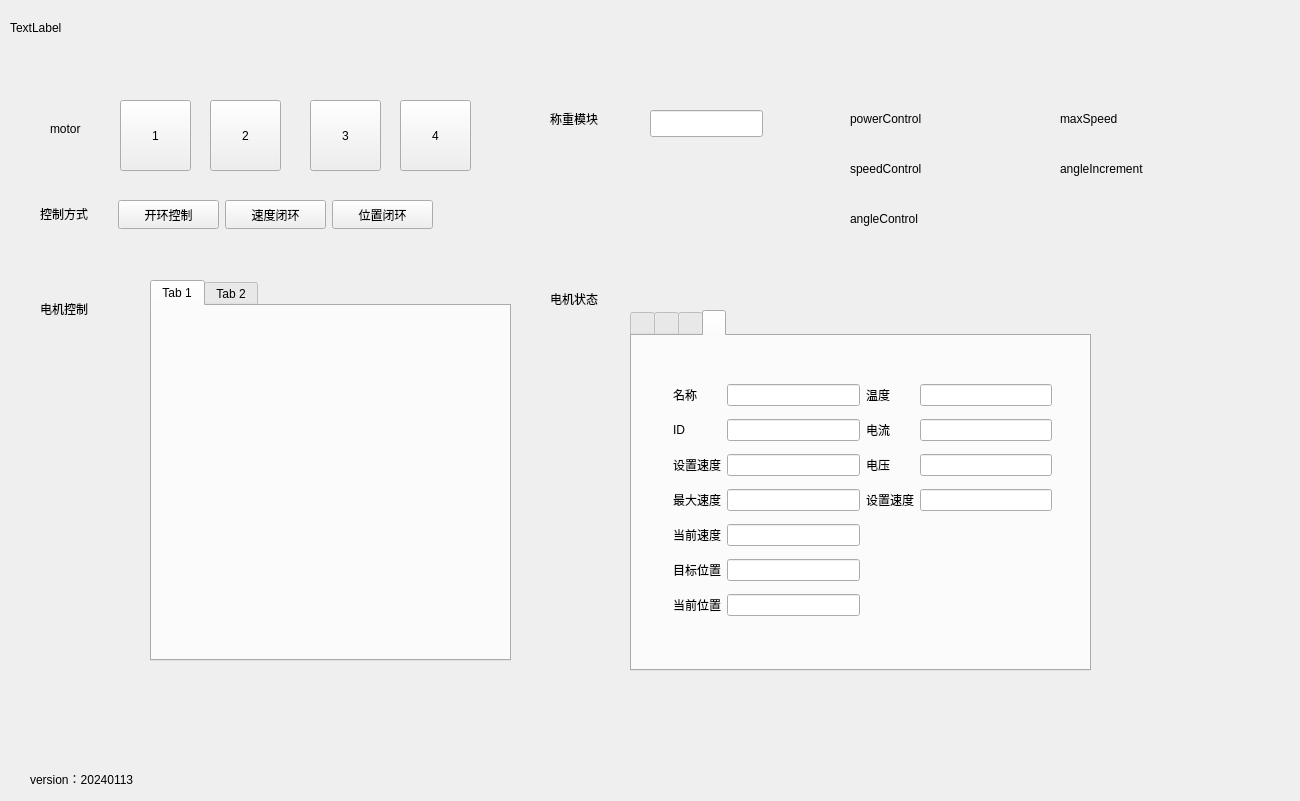
Mr-tang0/Qt_based_MG_stepper_motor_operating_system, file widget.ui: the form before one commit.
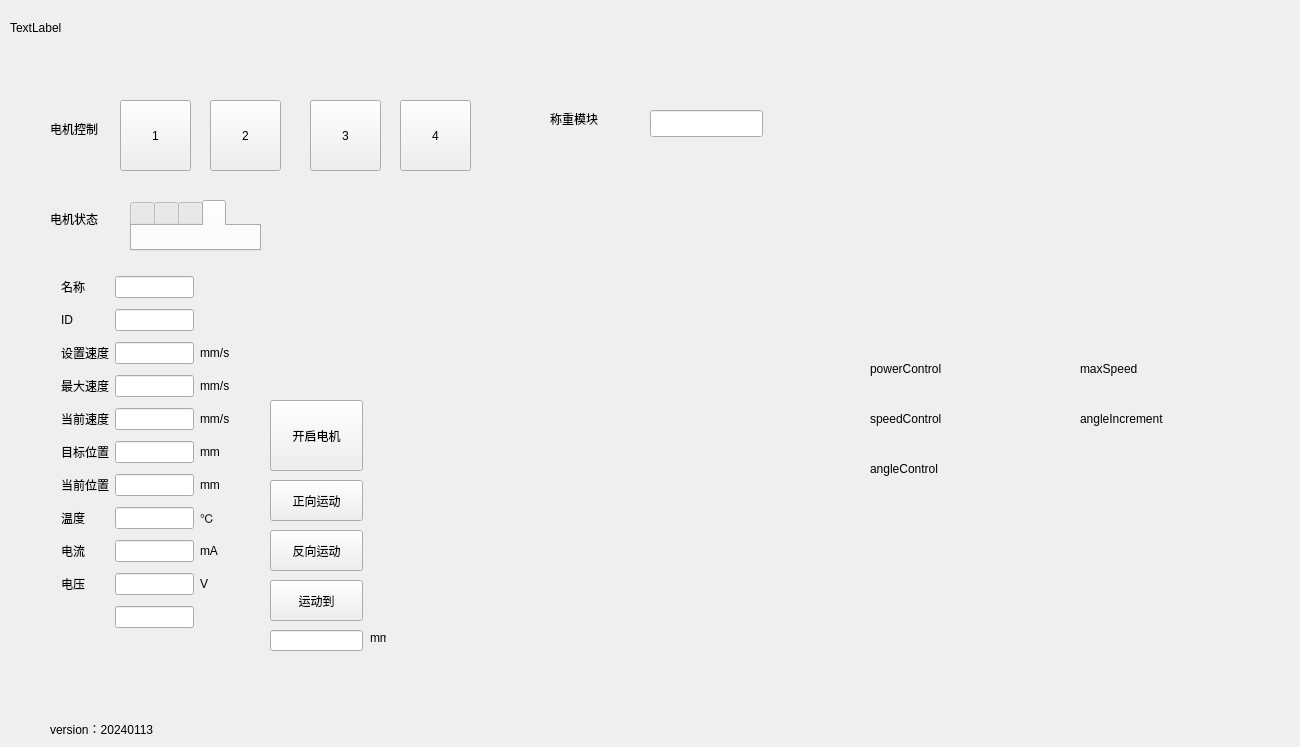
The form after the commit. The open tabs and pages were chosen to show the change.

Commit message:
motor日志，motor的初始化
1、添加了motor日志文件
2、对日志文件进行读出和写入
3、按钮闪烁函数

Diff of the .ui file:
```diff
--- a/widget.ui
+++ b/widget.ui
@@ -7,7 +7,7 @@
     <x>0</x>
     <y>0</y>
     <width>1300</width>
-    <height>801</height>
+    <height>747</height>
    </rect>
   </property>
   <property name="windowTitle">
@@ -78,63 +78,11 @@
     <string>3</string>
    </property>
   </widget>
-  <widget class="QLabel" name="label_2">
-   <property name="geometry">
-    <rect>
-     <x>40</x>
-     <y>205</y>
-     <width>72</width>
-     <height>18</height>
-    </rect>
-   </property>
-   <property name="text">
-    <string>控制方式</string>
-   </property>
-  </widget>
-  <widget class="QPushButton" name="pushButton_5">
-   <property name="geometry">
-    <rect>
-     <x>118</x>
-     <y>200</y>
-     <width>101</width>
-     <height>29</height>
-    </rect>
-   </property>
-   <property name="text">
-    <string>开环控制</string>
-   </property>
-  </widget>
-  <widget class="QPushButton" name="pushButton_6">
-   <property name="geometry">
-    <rect>
-     <x>225</x>
-     <y>200</y>
-     <width>101</width>
-     <height>29</height>
-    </rect>
-   </property>
-   <property name="text">
-    <string>速度闭环</string>
-   </property>
-  </widget>
-  <widget class="QPushButton" name="pushButton_7">
-   <property name="geometry">
-    <rect>
-     <x>332</x>
-     <y>200</y>
-     <width>101</width>
-     <height>29</height>
-    </rect>
-   </property>
-   <property name="text">
-    <string>位置闭环</string>
-   </property>
-  </widget>
   <widget class="QLabel" name="label_3">
    <property name="geometry">
     <rect>
-     <x>850</x>
-     <y>110</y>
+     <x>870</x>
+     <y>360</y>
      <width>131</width>
      <height>18</height>
     </rect>
@@ -146,8 +94,8 @@
   <widget class="QLabel" name="label_4">
    <property name="geometry">
     <rect>
-     <x>850</x>
-     <y>160</y>
+     <x>870</x>
+     <y>410</y>
      <width>131</width>
      <height>18</height>
     </rect>
@@ -159,8 +107,8 @@
   <widget class="QLabel" name="label_5">
    <property name="geometry">
     <rect>
-     <x>850</x>
-     <y>210</y>
+     <x>870</x>
+     <y>460</y>
      <width>131</width>
      <height>18</height>
     </rect>
@@ -172,8 +120,8 @@
   <widget class="QLabel" name="label_6">
    <property name="geometry">
     <rect>
-     <x>1060</x>
-     <y>110</y>
+     <x>1080</x>
+     <y>360</y>
      <width>131</width>
      <height>18</height>
     </rect>
@@ -185,8 +133,8 @@
   <widget class="QLabel" name="label_7">
    <property name="geometry">
     <rect>
-     <x>1060</x>
-     <y>160</y>
+     <x>1080</x>
+     <y>410</y>
      <width>131</width>
      <height>18</height>
     </rect>
@@ -198,542 +146,54 @@
   <widget class="QTabWidget" name="motorTab">
    <property name="geometry">
     <rect>
-     <x>630</x>
-     <y>310</y>
-     <width>461</width>
-     <height>361</height>
+     <x>130</x>
+     <y>200</y>
+     <width>131</width>
+     <height>51</height>
     </rect>
    </property>
    <property name="currentIndex">
-    <number>0</number>
+    <number>3</number>
    </property>
    <widget class="QWidget" name="tab_8">
     <attribute name="title">
      <string/>
     </attribute>
-    <widget class="QWidget" name="">
+    <widget class="QLabel" name="label_88">
      <property name="geometry">
       <rect>
-       <x>30</x>
-       <y>30</y>
-       <width>401</width>
-       <height>271</height>
+       <x>299</x>
+       <y>108</y>
+       <width>32</width>
+       <height>16</height>
       </rect>
      </property>
-     <layout class="QGridLayout" name="gridLayout">
-      <item row="2" column="1">
-       <widget class="QLineEdit" name="setSpeed_1"/>
-      </item>
-      <item row="2" column="2">
-       <widget class="QLabel" name="label_22">
-        <property name="text">
-         <string>电压</string>
-        </property>
-       </widget>
-      </item>
-      <item row="0" column="2">
-       <widget class="QLabel" name="label_23">
-        <property name="text">
-         <string>温度</string>
-        </property>
-       </widget>
-      </item>
-      <item row="0" column="0">
-       <widget class="QLabel" name="label_14">
-        <property name="text">
-         <string>名称</string>
-        </property>
-       </widget>
-      </item>
-      <item row="6" column="0">
-       <widget class="QLabel" name="label_12">
-        <property name="text">
-         <string>当前位置</string>
-        </property>
-       </widget>
-      </item>
-      <item row="1" column="0">
-       <widget class="QLabel" name="label_11">
-        <property name="text">
-         <string>ID</string>
-        </property>
-       </widget>
-      </item>
-      <item row="5" column="1">
-       <widget class="QLineEdit" name="setPositon_1"/>
-      </item>
-      <item row="3" column="0">
-       <widget class="QLabel" name="label_9">
-        <property name="text">
-         <string>最大速度</string>
-        </property>
-       </widget>
-      </item>
-      <item row="0" column="3">
-       <widget class="QLineEdit" name="tempreture_1"/>
-      </item>
-      <item row="3" column="2">
-       <widget class="QLabel" name="label_17">
-        <property name="text">
-         <string>设置速度</string>
-        </property>
-       </widget>
-      </item>
-      <item row="2" column="0">
-       <widget class="QLabel" name="label_8">
-        <property name="text">
-         <string>设置速度</string>
-        </property>
-       </widget>
-      </item>
-      <item row="5" column="0">
-       <widget class="QLabel" name="label_10">
-        <property name="text">
-         <string>目标位置</string>
-        </property>
-       </widget>
-      </item>
-      <item row="1" column="1">
-       <widget class="QLineEdit" name="motorID_1"/>
-      </item>
-      <item row="4" column="1">
-       <widget class="QLineEdit" name="currentSpeed_1"/>
-      </item>
-      <item row="0" column="1">
-       <widget class="QLineEdit" name="motorName_1"/>
-      </item>
-      <item row="6" column="1">
-       <widget class="QLineEdit" name="currentPosition_1"/>
-      </item>
-      <item row="1" column="2">
-       <widget class="QLabel" name="label_19">
-        <property name="text">
-         <string>电流</string>
-        </property>
-       </widget>
-      </item>
-      <item row="3" column="1">
-       <widget class="QLineEdit" name="maxSpeed_1"/>
-      </item>
-      <item row="4" column="0">
-       <widget class="QLabel" name="label_13">
-        <property name="text">
-         <string>当前速度</string>
-        </property>
-       </widget>
-      </item>
-      <item row="1" column="3">
-       <widget class="QLineEdit" name="current_1"/>
-      </item>
-      <item row="2" column="3">
-       <widget class="QLineEdit" name="voltage_1"/>
-      </item>
-      <item row="3" column="3">
-       <widget class="QLineEdit" name="lineEdit"/>
-      </item>
-     </layout>
+     <property name="text">
+      <string>    </string>
+     </property>
     </widget>
    </widget>
    <widget class="QWidget" name="tab_9">
     <attribute name="title">
      <string/>
     </attribute>
-    <widget class="QWidget" name="layoutWidget">
-     <property name="geometry">
-      <rect>
-       <x>30</x>
-       <y>30</y>
-       <width>401</width>
-       <height>271</height>
-      </rect>
-     </property>
-     <layout class="QGridLayout" name="gridLayout_2">
-      <item row="2" column="1">
-       <widget class="QLineEdit" name="setSpeed_2"/>
-      </item>
-      <item row="2" column="2">
-       <widget class="QLabel" name="label_24">
-        <property name="text">
-         <string>电压</string>
-        </property>
-       </widget>
-      </item>
-      <item row="0" column="2">
-       <widget class="QLabel" name="label_25">
-        <property name="text">
-         <string>温度</string>
-        </property>
-       </widget>
-      </item>
-      <item row="0" column="0">
-       <widget class="QLabel" name="label_20">
-        <property name="text">
-         <string>名称</string>
-        </property>
-       </widget>
-      </item>
-      <item row="6" column="0">
-       <widget class="QLabel" name="label_21">
-        <property name="text">
-         <string>当前位置</string>
-        </property>
-       </widget>
-      </item>
-      <item row="1" column="0">
-       <widget class="QLabel" name="label_26">
-        <property name="text">
-         <string>ID</string>
-        </property>
-       </widget>
-      </item>
-      <item row="5" column="1">
-       <widget class="QLineEdit" name="setPositon_2"/>
-      </item>
-      <item row="3" column="0">
-       <widget class="QLabel" name="label_27">
-        <property name="text">
-         <string>最大速度</string>
-        </property>
-       </widget>
-      </item>
-      <item row="0" column="3">
-       <widget class="QLineEdit" name="tempreture_2"/>
-      </item>
-      <item row="3" column="2">
-       <widget class="QLabel" name="label_28">
-        <property name="text">
-         <string>设置速度</string>
-        </property>
-       </widget>
-      </item>
-      <item row="2" column="0">
-       <widget class="QLabel" name="label_29">
-        <property name="text">
-         <string>设置速度</string>
-        </property>
-       </widget>
-      </item>
-      <item row="5" column="0">
-       <widget class="QLabel" name="label_30">
-        <property name="text">
-         <string>目标位置</string>
-        </property>
-       </widget>
-      </item>
-      <item row="1" column="1">
-       <widget class="QLineEdit" name="motorID_2"/>
-      </item>
-      <item row="4" column="1">
-       <widget class="QLineEdit" name="currentSpeed_2"/>
-      </item>
-      <item row="0" column="1">
-       <widget class="QLineEdit" name="motorName_2"/>
-      </item>
-      <item row="6" column="1">
-       <widget class="QLineEdit" name="currentPosition_2"/>
-      </item>
-      <item row="1" column="2">
-       <widget class="QLabel" name="label_31">
-        <property name="text">
-         <string>电流</string>
-        </property>
-       </widget>
-      </item>
-      <item row="3" column="1">
-       <widget class="QLineEdit" name="maxSpeed_2"/>
-      </item>
-      <item row="4" column="0">
-       <widget class="QLabel" name="label_32">
-        <property name="text">
-         <string>当前速度</string>
-        </property>
-       </widget>
-      </item>
-      <item row="1" column="3">
-       <widget class="QLineEdit" name="current_2"/>
-      </item>
-      <item row="2" column="3">
-       <widget class="QLineEdit" name="voltage_2"/>
-      </item>
-      <item row="3" column="3">
-       <widget class="QLineEdit" name="lineEdit_2"/>
-      </item>
-     </layout>
-    </widget>
    </widget>
    <widget class="QWidget" name="tab_10">
     <attribute name="title">
      <string/>
     </attribute>
-    <widget class="QWidget" name="layoutWidget_2">
-     <property name="geometry">
-      <rect>
-       <x>30</x>
-       <y>30</y>
-       <width>401</width>
-       <height>271</height>
-      </rect>
-     </property>
-     <layout class="QGridLayout" name="gridLayout_3">
-      <item row="2" column="1">
-       <widget class="QLineEdit" name="setSpeed_3"/>
-      </item>
-      <item row="2" column="2">
-       <widget class="QLabel" name="label_33">
-        <property name="text">
-         <string>电压</string>
-        </property>
-       </widget>
-      </item>
-      <item row="0" column="2">
-       <widget class="QLabel" name="label_34">
-        <property name="text">
-         <string>温度</string>
-        </property>
-       </widget>
-      </item>
-      <item row="0" column="0">
-       <widget class="QLabel" name="label_35">
-        <property name="text">
-         <string>名称</string>
-        </property>
-       </widget>
-      </item>
-      <item row="6" column="0">
-       <widget class="QLabel" name="label_36">
-        <property name="text">
-         <string>当前位置</string>
-        </property>
-       </widget>
-      </item>
-      <item row="1" column="0">
-       <widget class="QLabel" name="label_37">
-        <property name="text">
-         <string>ID</string>
-        </property>
-       </widget>
-      </item>
-      <item row="5" column="1">
-       <widget class="QLineEdit" name="setPositon_3"/>
-      </item>
-      <item row="3" column="0">
-       <widget class="QLabel" name="label_38">
-        <property name="text">
-         <string>最大速度</string>
-        </property>
-       </widget>
-      </item>
-      <item row="0" column="3">
-       <widget class="QLineEdit" name="tempreture_3"/>
-      </item>
-      <item row="3" column="2">
-       <widget class="QLabel" name="label_39">
-        <property name="text">
-         <string>设置速度</string>
-        </property>
-       </widget>
-      </item>
-      <item row="2" column="0">
-       <widget class="QLabel" name="label_40">
-        <property name="text">
-         <string>设置速度</string>
-        </property>
-       </widget>
-      </item>
-      <item row="5" column="0">
-       <widget class="QLabel" name="label_41">
-        <property name="text">
-         <string>目标位置</string>
-        </property>
-       </widget>
-      </item>
-      <item row="1" column="1">
-       <widget class="QLineEdit" name="motorID_3"/>
-      </item>
-      <item row="4" column="1">
-       <widget class="QLineEdit" name="currentSpeed_3"/>
-      </item>
-      <item row="0" column="1">
-       <widget class="QLineEdit" name="motorName_3"/>
-      </item>
-      <item row="6" column="1">
-       <widget class="QLineEdit" name="currentPosition_3"/>
-      </item>
-      <item row="1" column="2">
-       <widget class="QLabel" name="label_42">
-        <property name="text">
-         <string>电流</string>
-        </property>
-       </widget>
-      </item>
-      <item row="3" column="1">
-       <widget class="QLineEdit" name="maxSpeed_3"/>
-      </item>
-      <item row="4" column="0">
-       <widget class="QLabel" name="label_43">
-        <property name="text">
-         <string>当前速度</string>
-        </property>
-       </widget>
-      </item>
-      <item row="1" column="3">
-       <widget class="QLineEdit" name="current_3"/>
-      </item>
-      <item row="2" column="3">
-       <widget class="QLineEdit" name="voltage_3"/>
-      </item>
-      <item row="3" column="3">
-       <widget class="QLineEdit" name="lineEdit_3"/>
-      </item>
-     </layout>
-    </widget>
    </widget>
    <widget class="QWidget" name="tab">
     <attribute name="title">
      <string/>
     </attribute>
-    <widget class="QWidget" name="layoutWidget_3">
-     <property name="geometry">
-      <rect>
-       <x>30</x>
-       <y>30</y>
-       <width>401</width>
-       <height>271</height>
-      </rect>
-     </property>
-     <layout class="QGridLayout" name="gridLayout_4">
-      <item row="2" column="1">
-       <widget class="QLineEdit" name="setSpeed_4"/>
-      </item>
-      <item row="2" column="2">
-       <widget class="QLabel" name="label_44">
-        <property name="text">
-         <string>电压</string>
-        </property>
-       </widget>
-      </item>
-      <item row="0" column="2">
-       <widget class="QLabel" name="label_45">
-        <property name="text">
-         <string>温度</string>
-        </property>
-       </widget>
-      </item>
-      <item row="0" column="0">
-       <widget class="QLabel" name="label_46">
-        <property name="text">
-         <string>名称</string>
-        </property>
-       </widget>
-      </item>
-      <item row="6" column="0">
-       <widget class="QLabel" name="label_47">
-        <property name="text">
-         <string>当前位置</string>
-        </property>
-       </widget>
-      </item>
-      <item row="1" column="0">
-       <widget class="QLabel" name="label_48">
-        <property name="text">
-         <string>ID</string>
-        </property>
-       </widget>
-      </item>
-      <item row="5" column="1">
-       <widget class="QLineEdit" name="setPositon_4"/>
-      </item>
-      <item row="3" column="0">
-       <widget class="QLabel" name="label_49">
-        <property name="text">
-         <string>最大速度</string>
-        </property>
-       </widget>
-      </item>
-      <item row="0" column="3">
-       <widget class="QLineEdit" name="tempreture_4"/>
-      </item>
-      <item row="3" column="2">
-       <widget class="QLabel" name="label_50">
-        <property name="text">
-         <string>设置速度</string>
-        </property>
-       </widget>
-      </item>
-      <item row="2" column="0">
-       <widget class="QLabel" name="label_51">
-        <property name="text">
-         <string>设置速度</string>
-        </property>
-       </widget>
-      </item>
-      <item row="5" column="0">
-       <widget class="QLabel" name="label_52">
-        <property name="text">
-         <string>目标位置</string>
-        </property>
-       </widget>
-      </item>
-      <item row="1" column="1">
-       <widget class="QLineEdit" name="motorID_4"/>
-      </item>
-      <item row="4" column="1">
-       <widget class="QLineEdit" name="currentSpeed_4"/>
-      </item>
-      <item row="0" column="1">
-       <widget class="QLineEdit" name="motorName_4"/>
-      </item>
-      <item row="6" column="1">
-       <widget class="QLineEdit" name="currentPosition_4"/>
-      </item>
-      <item row="1" column="2">
-       <widget class="QLabel" name="label_53">
-        <property name="text">
-         <string>电流</string>
-        </property>
-       </widget>
-      </item>
-      <item row="3" column="1">
-       <widget class="QLineEdit" name="maxSpeed_4"/>
-      </item>
-      <item row="4" column="0">
-       <widget class="QLabel" name="label_54">
-        <property name="text">
-         <string>当前速度</string>
-        </property>
-       </widget>
-      </item>
-      <item row="1" column="3">
-       <widget class="QLineEdit" name="current_4"/>
-      </item>
-      <item row="2" column="3">
-       <widget class="QLineEdit" name="voltage_4"/>
-      </item>
-      <item row="3" column="3">
-       <widget class="QLineEdit" name="lineEdit_4"/>
-      </item>
-     </layout>
-    </widget>
    </widget>
   </widget>
-  <widget class="QLabel" name="label_16">
-   <property name="geometry">
-    <rect>
-     <x>550</x>
-     <y>290</y>
-     <width>72</width>
-     <height>18</height>
-    </rect>
-   </property>
-   <property name="text">
-    <string>电机状态</string>
-   </property>
-  </widget>
   <widget class="QLabel" name="label_15">
    <property name="geometry">
     <rect>
-     <x>30</x>
-     <y>770</y>
+     <x>50</x>
+     <y>720</y>
      <width>201</width>
      <height>18</height>
     </rect>
@@ -752,44 +212,21 @@
     </rect>
    </property>
    <property name="text">
-    <string>motor</string>
-   </property>
-  </widget>
-  <widget class="QLabel" name="label_55">
-   <property name="geometry">
-    <rect>
-     <x>40</x>
-     <y>300</y>
-     <width>72</width>
-     <height>18</height>
-    </rect>
-   </property>
-   <property name="text">
     <string>电机控制</string>
    </property>
   </widget>
-  <widget class="QTabWidget" name="tabWidget">
+  <widget class="QLabel" name="label_55">
    <property name="geometry">
     <rect>
-     <x>150</x>
-     <y>280</y>
-     <width>361</width>
-     <height>381</height>
+     <x>50</x>
+     <y>210</y>
+     <width>71</width>
+     <height>18</height>
     </rect>
    </property>
-   <property name="currentIndex">
-    <number>0</number>
+   <property name="text">
+    <string>电机状态</string>
    </property>
-   <widget class="QWidget" name="tab_2">
-    <attribute name="title">
-     <string>Tab 1</string>
-    </attribute>
-   </widget>
-   <widget class="QWidget" name="tab_3">
-    <attribute name="title">
-     <string>Tab 2</string>
-    </attribute>
-   </widget>
   </widget>
   <widget class="QLabel" name="label_56">
    <property name="geometry">
@@ -814,6 +251,259 @@
     </rect>
    </property>
   </widget>
+  <widget class="QPushButton" name="cwMove_1">
+   <property name="geometry">
+    <rect>
+     <x>270</x>
+     <y>480</y>
+     <width>93</width>
+     <height>41</height>
+    </rect>
+   </property>
+   <property name="text">
+    <string>正向运动</string>
+   </property>
+  </widget>
+  <widget class="QPushButton" name="ccwMove_1">
+   <property name="geometry">
+    <rect>
+     <x>270</x>
+     <y>530</y>
+     <width>93</width>
+     <height>41</height>
+    </rect>
+   </property>
+   <property name="text">
+    <string>反向运动</string>
+   </property>
+  </widget>
+  <widget class="QPushButton" name="openMotor_1">
+   <property name="geometry">
+    <rect>
+     <x>270</x>
+     <y>400</y>
+     <width>93</width>
+     <height>71</height>
+    </rect>
+   </property>
+   <property name="text">
+    <string>开启电机</string>
+   </property>
+  </widget>
+  <widget class="QPushButton" name="moveTo_1">
+   <property name="geometry">
+    <rect>
+     <x>270</x>
+     <y>580</y>
+     <width>93</width>
+     <height>41</height>
+    </rect>
+   </property>
+   <property name="text">
+    <string>运动到</string>
+   </property>
+  </widget>
+  <widget class="QLineEdit" name="lineEdit_2">
+   <property name="geometry">
+    <rect>
+     <x>270</x>
+     <y>630</y>
+     <width>93</width>
+     <height>21</height>
+    </rect>
+   </property>
+  </widget>
+  <widget class="QWidget" name="">
+   <property name="geometry">
+    <rect>
+     <x>50</x>
+     <y>260</y>
+     <width>191</width>
+     <height>391</height>
+    </rect>
+   </property>
+   <layout class="QGridLayout" name="gridLayout">
+    <item row="0" column="0">
+     <widget class="QLabel" name="label_14">
+      <property name="text">
+       <string>名称</string>
+      </property>
+     </widget>
+    </item>
+    <item row="0" column="1">
+     <widget class="QLineEdit" name="motorName_1"/>
+    </item>
+    <item row="1" column="0">
+     <widget class="QLabel" name="label_11">
+      <property name="text">
+       <string>ID</string>
+      </property>
+     </widget>
+    </item>
+    <item row="1" column="1">
+     <widget class="QLineEdit" name="motorID_1"/>
+    </item>
+    <item row="2" column="0">
+     <widget class="QLabel" name="label_8">
+      <property name="text">
+       <string>设置速度</string>
+      </property>
+     </widget>
+    </item>
+    <item row="2" column="1">
+     <widget class="QLineEdit" name="setSpeed_1"/>
+    </item>
+    <item row="2" column="2">
+     <widget class="QLabel" name="label_80">
+      <property name="text">
+       <string>mm/s</string>
+      </property>
+     </widget>
+    </item>
+    <item row="3" column="0">
+     <widget class="QLabel" name="label_9">
+      <property name="text">
+       <string>最大速度</string>
+      </property>
+     </widget>
+    </item>
+    <item row="3" column="1">
+     <widget class="QLineEdit" name="maxSpeed_1"/>
+    </item>
+    <item row="3" column="2">
+     <widget class="QLabel" name="label_81">
+      <property name="text">
+       <string>mm/s</string>
+      </property>
+     </widget>
+    </item>
+    <item row="4" column="0">
+     <widget class="QLabel" name="label_13">
+      <property name="text">
+       <string>当前速度</string>
+      </property>
+     </widget>
+    </item>
+    <item row="4" column="1">
+     <widget class="QLineEdit" name="currentSpeed_1"/>
+    </item>
+    <item row="4" column="2">
+     <widget class="QLabel" name="label_82">
+      <property name="text">
+       <string>mm/s</string>
+      </property>
+     </widget>
+    </item>
+    <item row="5" column="0">
+     <widget class="QLabel" name="label_10">
+      <property name="text">
+       <string>目标位置</string>
+      </property>
+     </widget>
+    </item>
+    <item row="5" column="1">
+     <widget class="QLineEdit" name="setPositon_1"/>
+    </item>
+    <item row="5" column="2">
+     <widget class="QLabel" name="label_83">
+      <property name="text">
+       <string>mm</string>
+      </property>
+     </widget>
+    </item>
+    <item row="6" column="0">
+     <widget class="QLabel" name="label_12">
+      <property name="text">
+       <string>当前位置</string>
+      </property>
+     </widget>
+    </item>
+    <item row="6" column="1">
+     <widget class="QLineEdit" name="currentPosition_1"/>
+    </item>
+    <item row="6" column="2">
+     <widget class="QLabel" name="label_84">
+      <property name="text">
+       <string>mm</string>
+      </property>
+     </widget>
+    </item>
+    <item row="7" column="0">
+     <widget class="QLabel" name="label_23">
+      <property name="text">
+       <string>温度</string>
+      </property>
+     </widget>
+    </item>
+    <item row="7" column="1">
+     <widget class="QLineEdit" name="tempreture_1"/>
+    </item>
+    <item row="7" column="2">
+     <widget class="QLabel" name="label_87">
+      <property name="text">
+       <string>℃</string>
+      </property>
+     </widget>
+    </item>
+    <item row="8" column="0">
+     <widget class="QLabel" name="label_19">
+      <property name="text">
+       <string>电流</string>
+      </property>
+     </widget>
+    </item>
+    <item row="8" column="1">
+     <widget class="QLineEdit" name="lineEdit"/>
+    </item>
+    <item row="8" column="2">
+     <widget class="QLabel" name="label_86">
+      <property name="text">
+       <string>mA</string>
+      </property>
+     </widget>
+    </item>
+    <item row="9" column="0">
+     <widget class="QLabel" name="label_22">
+      <property name="text">
+       <string>电压</string>
+      </property>
+     </widget>
+    </item>
+    <item row="9" column="1">
+     <widget class="QLineEdit" name="voltage_1"/>
+    </item>
+    <item row="9" column="2">
+     <widget class="QLabel" name="label_85">
+      <property name="text">
+       <string>V</string>
+      </property>
+     </widget>
+    </item>
+    <item row="10" column="0">
+     <widget class="QLabel" name="label_17">
+      <property name="text">
+       <string/>
+      </property>
+     </widget>
+    </item>
+    <item row="10" column="1">
+     <widget class="QLineEdit" name="current_1"/>
+    </item>
+   </layout>
+  </widget>
+  <widget class="QLabel" name="label_89">
+   <property name="geometry">
+    <rect>
+     <x>370</x>
+     <y>630</y>
+     <width>16</width>
+     <height>16</height>
+    </rect>
+   </property>
+   <property name="text">
+    <string>mm</string>
+   </property>
+  </widget>
  </widget>
  <layoutdefault spacing="6" margin="11"/>
  <resources/>
```
The commit also changes 7 other files.
